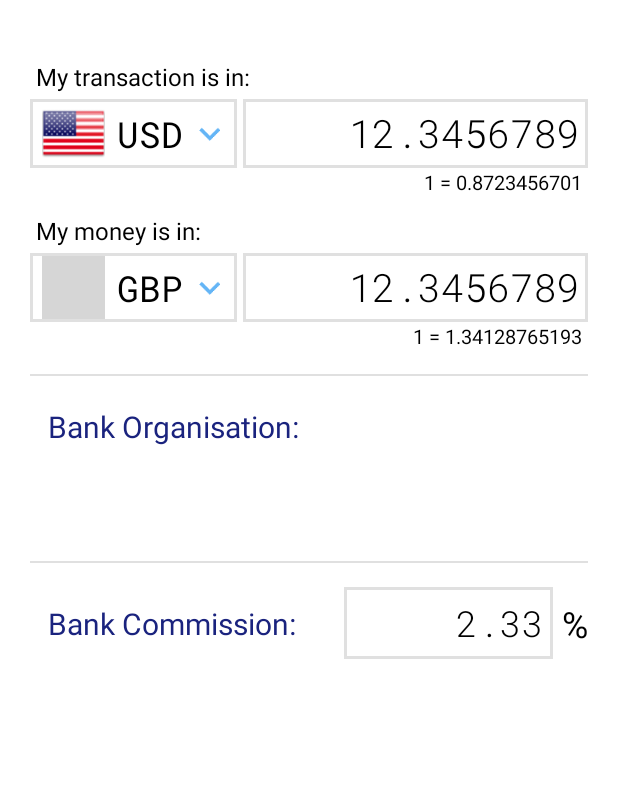
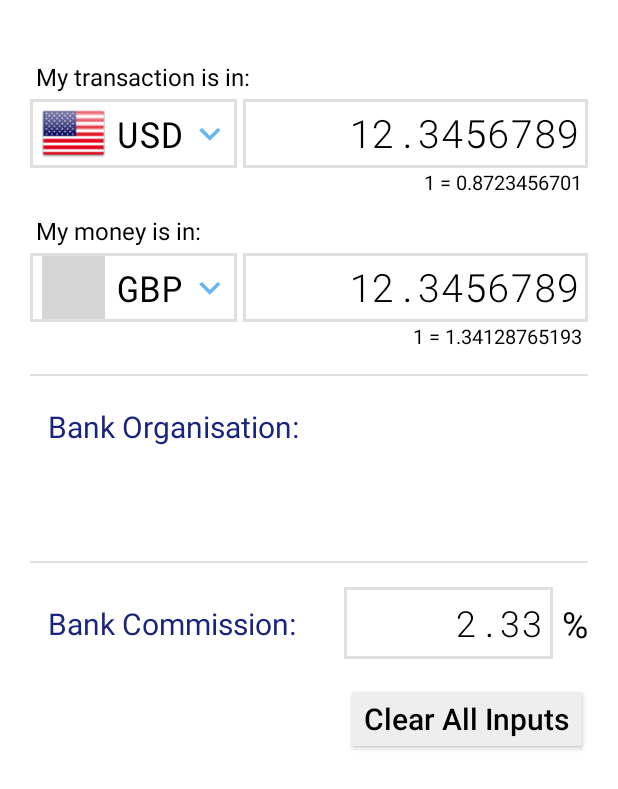
Before and after one commit to ychenbrian/currency-converter-mobile, an Android app: the layout fragment_home_main.xml on its own in the app's theme, with its tools: preview values and no code run, on a phone screen of 412 x 824 dp. Shown: the top 789 px of the screen. Run offline under Robolectric (Android 15) with nearby library versions, the phone set to English and light mode, and no system bars; plain views replace SegmentedButton, SegmentedButtonGroup; grey boxes are pictures that could not be loaded.

Commit message:
Add a button to clear all inputs, modify the readme. Finish Android part

```diff
--- a/androidApp/src/main/java/com/deerangle/dacc/android/ui/home/homemain/HomeMainFragment.kt
+++ b/androidApp/src/main/java/com/deerangle/dacc/android/ui/home/homemain/HomeMainFragment.kt
@@ -31,6 +31,12 @@ class HomeMainFragment : BaseFragment<FragmentHomeMainBinding, HomeMainViewModel
                     }
                     HomeMainCommand.FinishCalculation -> {
                         updateToAmount(binding?.frgHomeMainEtFromAmount?.text.toString())
+                    }
+                    HomeMainCommand.ClearInput -> {
+                        binding?.apply {
+                            frgHomeMainEtFromAmount.setText("")
+                            frgHomeMainEtCommission.setText("")
+                        }
                     }
                     else -> {}
                 }
--- a/androidApp/src/main/res/layout/fragment_home_main.xml
+++ b/androidApp/src/main/res/layout/fragment_home_main.xml
@@ -283,6 +283,22 @@
 
         </androidx.constraintlayout.widget.ConstraintLayout>
 
+        <androidx.appcompat.widget.AppCompatButton
+            android:id="@+id/frg_home_main_tv_clear"
+            android:layout_width="wrap_content"
+            android:layout_height="wrap_content"
+            android:text="@string/clear_input"
+            android:textSize="20sp"
+            android:textColor="@color/black"
+            android:gravity="end"
+            android:textAllCaps="false"
+            android:onClick="@{(v) -> viewModel.clearInput()}"
+            android:backgroundTint="@color/grey_200"
+            android:layout_marginHorizontal="20dp"
+            android:layout_marginTop="16dp"
+            app:layout_constraintTop_toBottomOf="@id/frg_home_main_cl_commission"
+            app:layout_constraintEnd_toEndOf="parent"/>
+
         <View
             android:id="@+id/frg_home_main_vw_sep_one"
             android:layout_width="match_parent"
--- a/androidApp/src/main/res/values/strings.xml
+++ b/androidApp/src/main/res/values/strings.xml
@@ -17,6 +17,7 @@
     <string name="bank_commission">Bank Commission:</string>
     <string name="percentage">%</string>
     <string name="search_dot">Search…</string>
+    <string name="clear_input">Clear All Inputs</string>
 
     <string name="visa">Visa</string>
     <string name="mastercard">Mastercard</string>
```
Also changed, not shown: shared/src/commonMain/kotlin/com/deerangle/dacc/ui/home/homemain/HomeMainViewModel.kt (+6 -1 lines), 5 other files.
